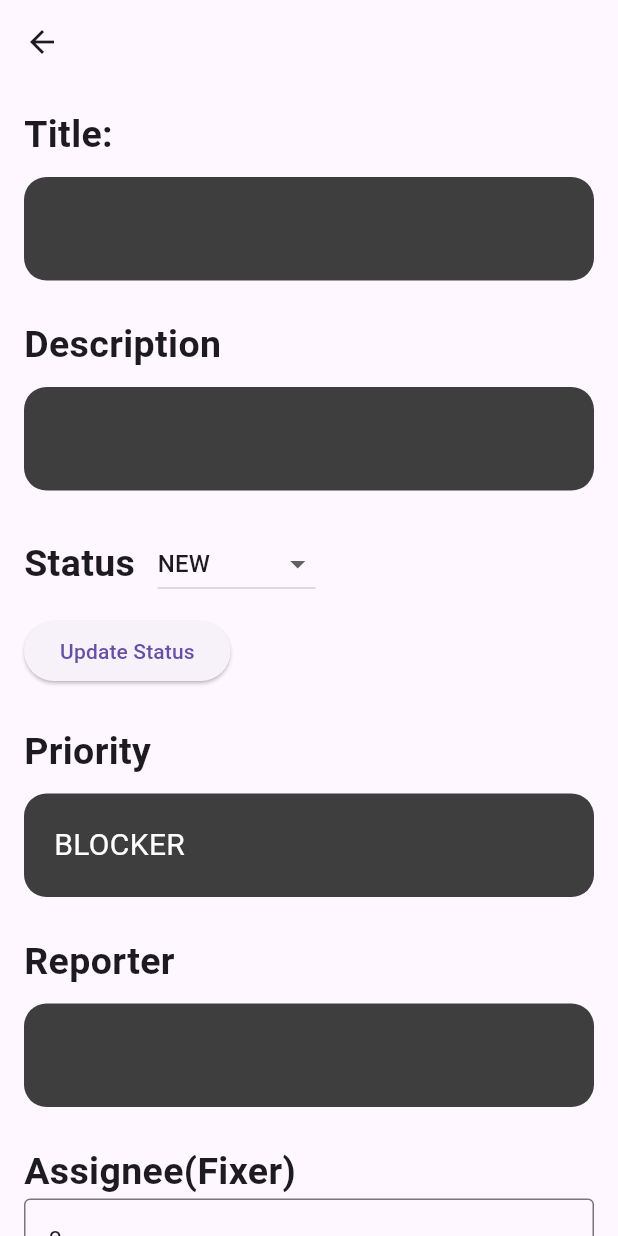
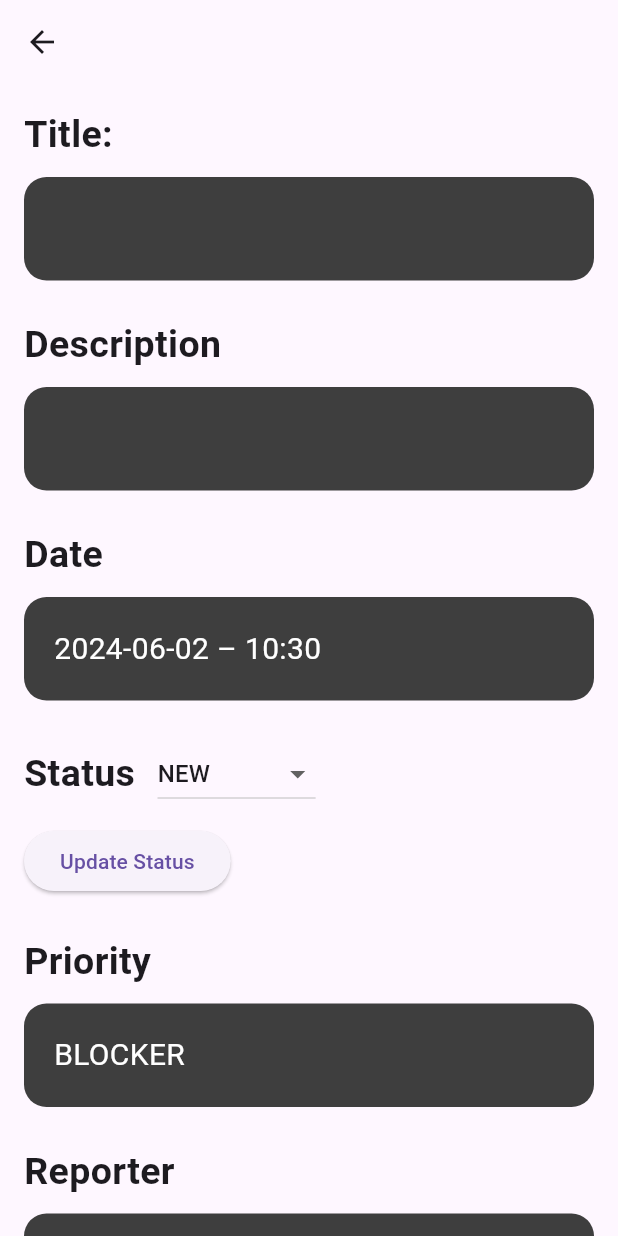
Before and after one commit to ye-one222/IST, a Flutter app: the IssueDetail screen opened directly with empty values, on a phone screen of 412 x 824 dp. Run offline on Flutter 3.47's test engine with Material 3 defaults, Android fonts, the light colour scheme and no system bars.

Commit message:
feat: 이슈상세보기 날짜 추가

```diff
--- a/se_frontend/lib/issue_detail.dart
+++ b/se_frontend/lib/issue_detail.dart
@@ -2,7 +2,7 @@ import 'dart:convert';
 
 import 'package:flutter/material.dart';
 import 'package:http/http.dart' as http;
-
+import 'package:intl/intl.dart'; //류: 날짜떄문에 추가
 import 'package:se_frontend/files/issueClass.dart';
 import 'package:se_frontend/widgets/detail_box.dart';
 
@@ -128,6 +128,8 @@ class _IssueDetailState extends State<IssueDetail> {
 
   @override
   Widget build(BuildContext context) {
+    String formattedDate =
+        DateFormat('yyyy-MM-dd – kk:mm').format(widget.issue.date); //추가
     return Scaffold(
       appBar: AppBar(
         title: Text(widget.issue.title),
@@ -146,6 +148,8 @@ class _IssueDetailState extends State<IssueDetail> {
                 item: 'Description',
                 content: widget.issue.description,
               ),
+              DetailBox(item: 'Date', content: formattedDate // 날짜
+                  ),
               Column(
                 crossAxisAlignment: CrossAxisAlignment.start,
                 children: [
```
